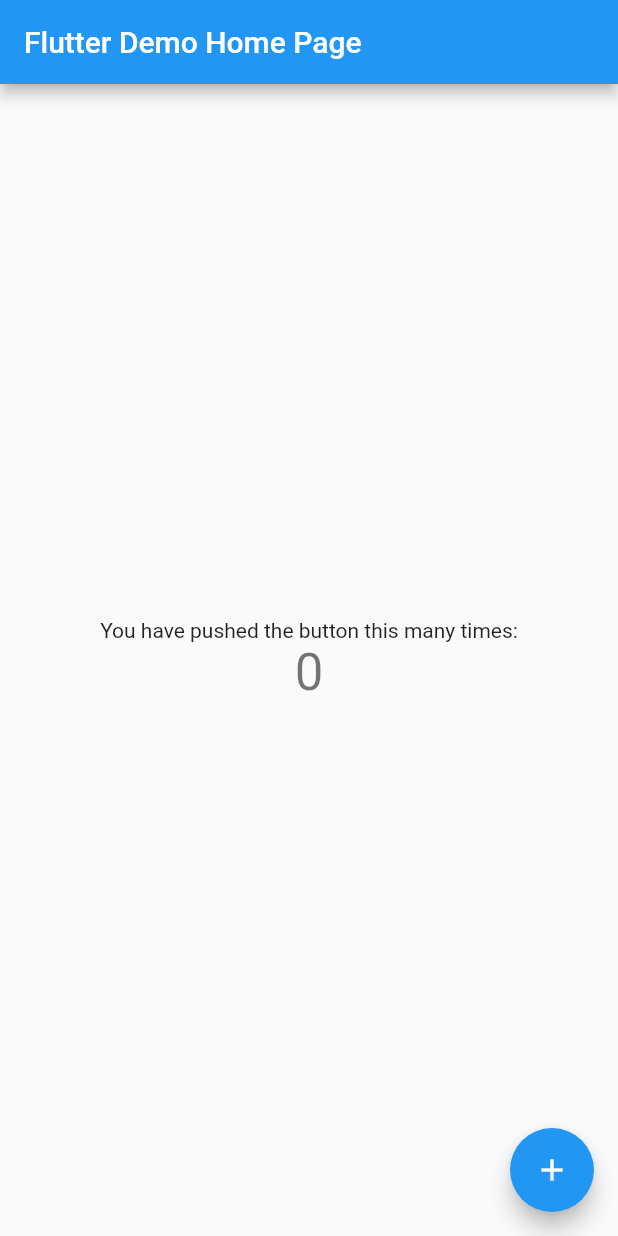
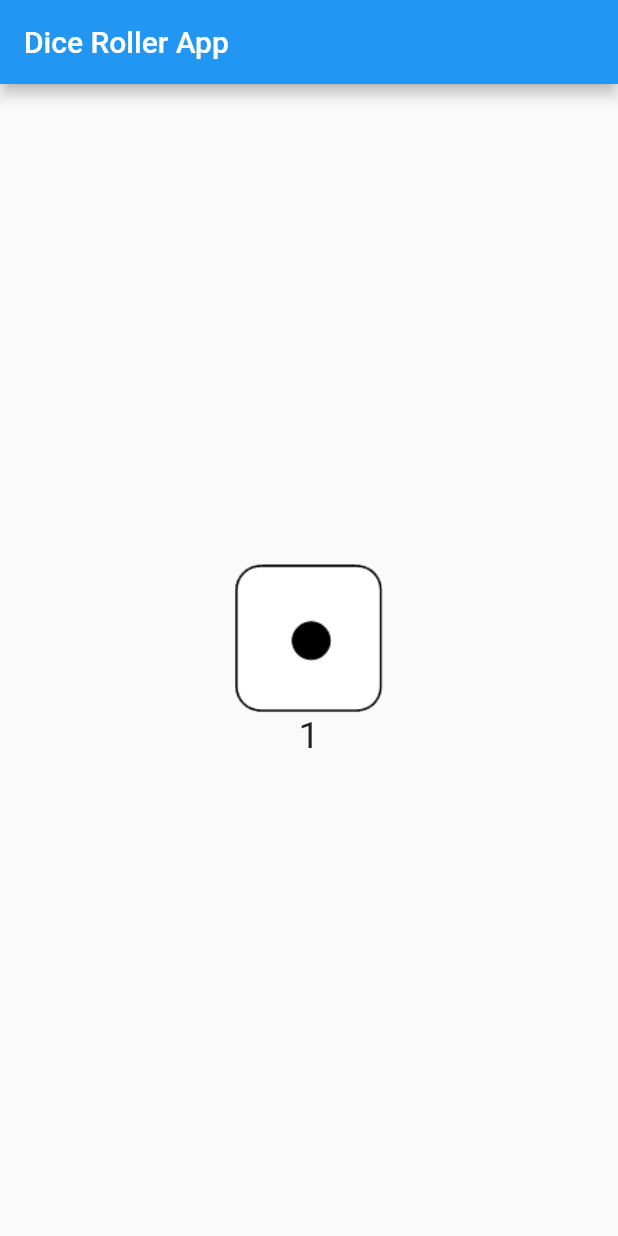
Before and after one commit to Saumyajain125/SimpleProjects, a Flutter app: the screen it shows after launch, on a phone screen of 412 x 824 dp. Run offline on Flutter 3.47's test engine with Material 2 defaults, Android fonts, the phone set to English and light mode, and no system bars.

Commit message:
Complete
Simple Dice Roller App Made while learning Flutter

```diff
--- a/dice_roller/lib/main.dart
+++ b/dice_roller/lib/main.dart
@@ -1,3 +1,5 @@
+import 'dart:math';
+
 import 'package:flutter/material.dart';
 
 void main() {
@@ -5,109 +7,58 @@ void main() {
 }
 
 class MyApp extends StatelessWidget {
-  // This widget is the root of your application.
+
   @override
   Widget build(BuildContext context) {
     return MaterialApp(
-      title: 'Flutter Demo',
-      theme: ThemeData(
-        // This is the theme of your application.
-        //
-        // Try running your application with "flutter run". You'll see the
-        // application has a blue toolbar. Then, without quitting the app, try
-        // changing the primarySwatch below to Colors.green and then invoke
-        // "hot reload" (press "r" in the console where you ran "flutter run",
-        // or simply save your changes to "hot reload" in a Flutter IDE).
-        // Notice that the counter didn't reset back to zero; the application
-        // is not restarted.
-        primarySwatch: Colors.blue,
-      ),
-      home: MyHomePage(title: 'Flutter Demo Home Page'),
+      debugShowCheckedModeBanner: false,
+      home: HomePage(),
     );
   }
 }
 
-class MyHomePage extends StatefulWidget {
-  MyHomePage({Key key, this.title}) : super(key: key);
-
-  // This widget is the home page of your application. It is stateful, meaning
-  // that it has a State object (defined below) that contains fields that affect
-  // how it looks.
-
-  // This class is the configuration for the state. It holds the values (in this
-  // case the title) provided by the parent (in this case the App widget) and
-  // used by the build method of the State. Fields in a Widget subclass are
-  // always marked "final".
-
-  final String title;
-
+class HomePage extends StatefulWidget {
   @override
-  _MyHomePageState createState() => _MyHomePageState();
+  _HomePageState createState() => _HomePageState();
 }
 
-class _MyHomePageState extends State<MyHomePage> {
-  int _counter = 0;
+class _HomePageState extends State<HomePage> {
+  int _diceIndex = 1;
 
-  void _incrementCounter() {
+  void _roll() {
     setState(() {
-      // This call to setState tells the Flutter framework that something has
-      // changed in this State, which causes it to rerun the build method below
-      // so that the display can reflect the updated values. If we changed
-      // _counter without calling setState(), then the build method would not be
-      // called again, and so nothing would appear to happen.
-      _counter++;
+      _diceIndex = Random().nextInt(6) + 1;
+      print('Got $_diceIndex this time');
     });
   }
 
   @override
   Widget build(BuildContext context) {
-    // This method is rerun every time setState is called, for instance as done
-    // by the _incrementCounter method above.
-    //
-    // The Flutter framework has been optimized to make rerunning build methods
-    // fast, so that you can just rebuild anything that needs updating rather
-    // than having to individually change instances of widgets.
     return Scaffold(
       appBar: AppBar(
-        // Here we take the value from the MyHomePage object that was created by
-        // the App.build method, and use it to set our appbar title.
-        title: Text(widget.title),
+        title: Text('Dice Roller App'),
       ),
       body: Center(
-        // Center is a layout widget. It takes a single child and positions it
-        // in the middle of the parent.
+        child: GestureDetector(
+          onTap: _roll,
           child: Column(
-          // Column is also a layout widget. It takes a list of children and
-          // arranges them vertically. By default, it sizes itself to fit its
-          // children horizontally, and tries to be as tall as its parent.
-          //
-          // Invoke "debug painting" (press "p" in the console, choose the
-          // "Toggle Debug Paint" action from the Flutter Inspector in Android
-          // Studio, or the "Toggle Debug Paint" command in Visual Studio Code)
-          // to see the wireframe for each widget.
-          //
-          // Column has various properties to control how it sizes itself and
-          // how it positions its children. Here we use mainAxisAlignment to
-          // center the children vertically; the main axis here is the vertical
-          // axis because Columns are vertical (the cross axis would be
-          // horizontal).
             mainAxisAlignment: MainAxisAlignment.center,
-          children: <Widget>[
-            Text(
-              'You have pushed the button this many times:',
+            children: [
+              Image.asset(
+                'images/dice$_diceIndex.png',
+                height: 100,
+                width: 100,
               ),
               Text(
-              '$_counter',
-              style: Theme.of(context).textTheme.headline4,
+                "$_diceIndex",
+                style: TextStyle(
+                  fontSize: 25,
                 ),
+              )
             ],
           ),
         ),
-      floatingActionButton: FloatingActionButton(
-        onPressed: _incrementCounter,
-        tooltip: 'Increment',
-        child: Icon(Icons.add),
-      ), // This trailing comma makes auto-formatting nicer for build methods.
+      ),
     );
   }
 }
--- a/dice_roller/pubspec.yaml
+++ b/dice_roller/pubspec.yaml
@@ -45,8 +45,8 @@ flutter:
   uses-material-design: true
 
   # To add assets to your application, add an assets section, like this:
-  # assets:
-  #   - images/a_dot_burr.jpeg
+  assets:
+    - images/
   #   - images/a_dot_ham.jpeg
 
   # An image asset can refer to one or more resolution-specific "variants", see
```
Also changed, not shown: dice_roller/images/dice1.png (added), dice_roller/images/dice2.png (added), dice_roller/images/dice3.png (added), dice_roller/images/dice4.png (added), dice_roller/images/dice5.png (added), dice_roller/images/dice6.png (added). Lines whose indentation alone changed are shown as unchanged.
